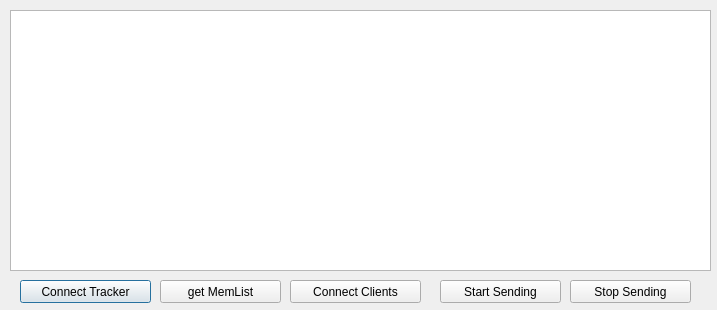
Qt form code/transactor.ui (doantumy/Blockchain) before a commit.
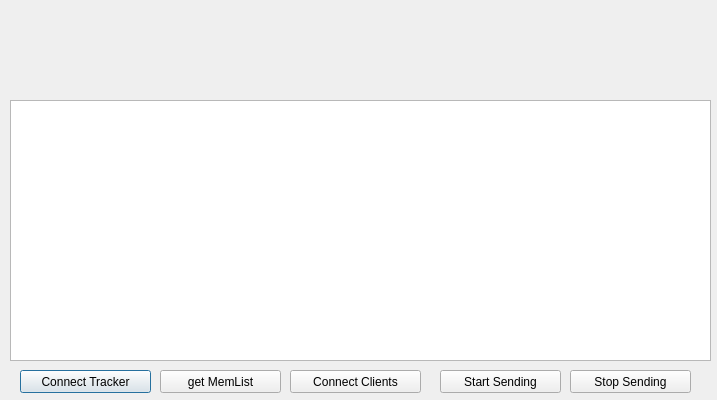
The same form after that commit. Icons and pictures are not drawn.

Commit message: add background images

```diff
--- a/code/transactor.ui
+++ b/code/transactor.ui
@@ -7,7 +7,7 @@
     <x>0</x>
     <y>0</y>
     <width>717</width>
-    <height>310</height>
+    <height>400</height>
    </rect>
   </property>
   <property name="windowTitle">
@@ -17,7 +17,7 @@
    <property name="geometry">
     <rect>
      <x>20</x>
-     <y>280</y>
+     <y>370</y>
      <width>131</width>
      <height>23</height>
     </rect>
@@ -30,7 +30,7 @@
    <property name="geometry">
     <rect>
      <x>160</x>
-     <y>280</y>
+     <y>370</y>
      <width>121</width>
      <height>23</height>
     </rect>
@@ -43,7 +43,7 @@
    <property name="geometry">
     <rect>
      <x>290</x>
-     <y>280</y>
+     <y>370</y>
      <width>131</width>
      <height>23</height>
     </rect>
@@ -56,7 +56,7 @@
    <property name="geometry">
     <rect>
      <x>440</x>
-     <y>280</y>
+     <y>370</y>
      <width>121</width>
      <height>23</height>
     </rect>
@@ -69,7 +69,7 @@
    <property name="geometry">
     <rect>
      <x>10</x>
-     <y>10</y>
+     <y>100</y>
      <width>701</width>
      <height>261</height>
     </rect>
@@ -82,7 +82,7 @@
    <property name="geometry">
     <rect>
      <x>570</x>
-     <y>280</y>
+     <y>370</y>
      <width>121</width>
      <height>23</height>
     </rect>
@@ -91,6 +91,29 @@
     <string>Stop Sending</string>
    </property>
   </widget>
+  <widget class="QLabel" name="background">
+   <property name="geometry">
+    <rect>
+     <x>0</x>
+     <y>0</y>
+     <width>717</width>
+     <height>400</height>
+    </rect>
+   </property>
+   <property name="styleSheet">
+    <string notr="true">background: url(E:/MLDM/Computer Networks/2018-net-f/img/bgTran.png)</string>
+   </property>
+   <property name="text">
+    <string/>
+   </property>
+  </widget>
+  <zorder>background</zorder>
+  <zorder>btnConTracker</zorder>
+  <zorder>btnGetMemList</zorder>
+  <zorder>btnConClients</zorder>
+  <zorder>btnStart</zorder>
+  <zorder>chat</zorder>
+  <zorder>btnStop</zorder>
  </widget>
  <resources/>
  <connections/>
```
The commit also changes 7 other files.
